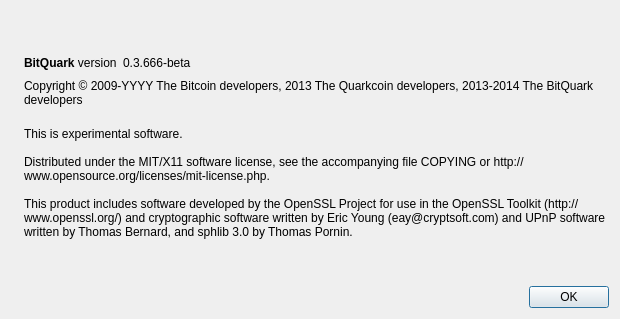
First picture: the form in src/qt/forms/aboutdialog.ui, repository bitquarkcoin/BitQuark, before the edit.
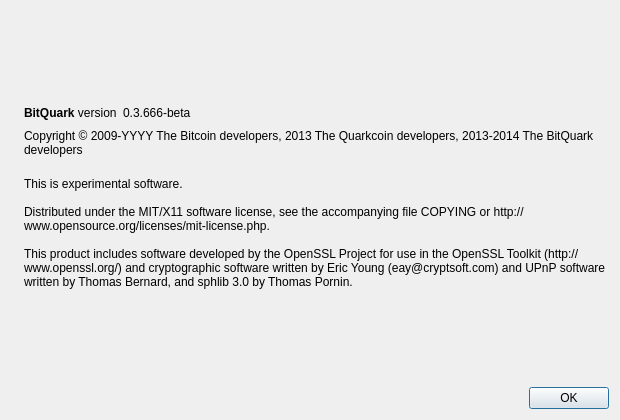
Second picture: the form after the edit. Icons and pictures are not drawn.

Diff of the .ui file:
```diff
--- a/src/qt/forms/aboutdialog.ui
+++ b/src/qt/forms/aboutdialog.ui
@@ -7,7 +7,7 @@
     <x>0</x>
     <y>0</y>
     <width>620</width>
-    <height>319</height>
+    <height>420</height>
    </rect>
   </property>
   <property name="windowTitle">
```
Lines whose indentation alone changed are shown as unchanged.
